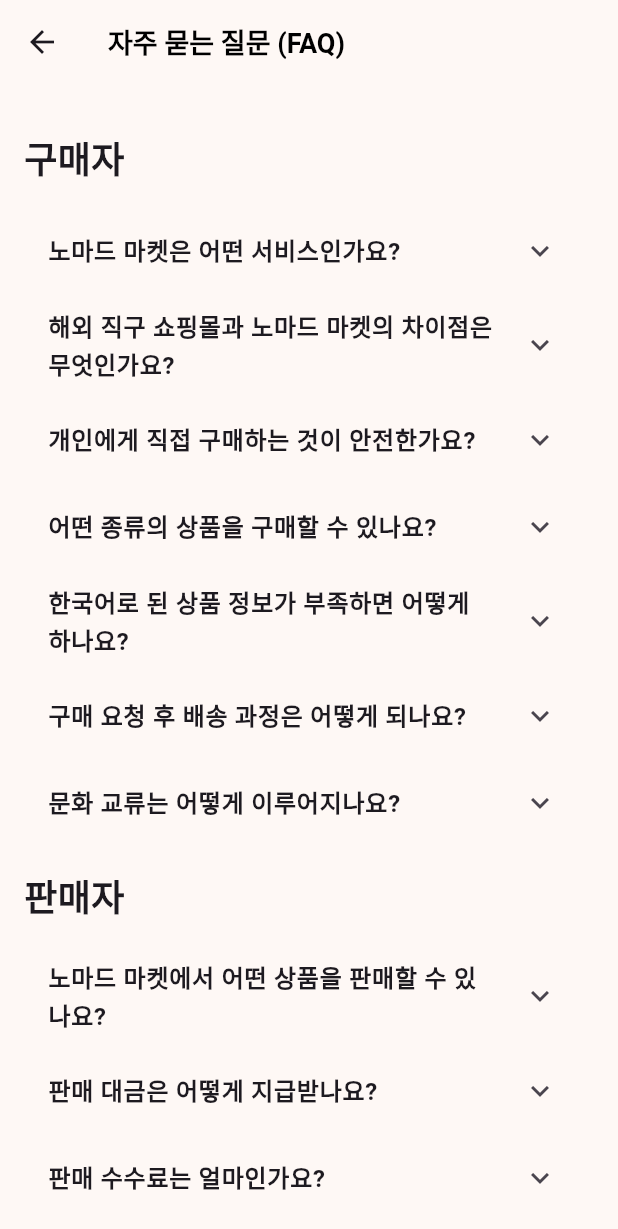
After one commit to oosuhada/flutter_nomad_market_v1.1, a Flutter app: the FAQPage screen opened directly, on a phone screen of 412 x 824 dp. The commit adds this screen. Shown: the top 1229 px of the screen. Run offline on Flutter 3.47's test engine with Material 3 defaults, Android fonts, the light colour scheme and no system bars; our stand-ins replace dio, flutter_riverpod, geolocator, image_picker; missing offline and left inert: flag, stomp_dart_client.

Commit message:
add FAQ and terms page

```diff
--- a/lib/ui/pages/home/_tab/my_tab/my_tab.dart
+++ b/lib/ui/pages/home/_tab/my_tab/my_tab.dart
@@ -2,11 +2,13 @@
 import 'package:flutter/material.dart';
 import 'package:flutter_market_app/ui/pages/home/_tab/my_tab/widgets/city_selection.dart';
 import 'package:flutter_market_app/ui/pages/home/_tab/my_tab/widgets/currency_setting.dart';
+import 'package:flutter_market_app/ui/pages/home/_tab/my_tab/widgets/frequently_asked_questions.dart';
 import 'package:flutter_market_app/ui/pages/home/_tab/my_tab/widgets/language_setting.dart';
 import 'package:flutter_market_app/ui/pages/home/_tab/my_tab/widgets/my_profile_box.dart';
 import 'package:flutter_market_app/ui/pages/home/_tab/my_tab/widgets/my_tab_app_bar.dart';
 import 'package:flutter_market_app/ui/pages/home/_tab/my_tab/widgets/purchase_history.dart';
 import 'package:flutter_market_app/ui/pages/home/_tab/my_tab/widgets/sales_history.dart';
+import 'package:flutter_market_app/ui/pages/home/_tab/my_tab/widgets/terms_and_policies.dart';
 import 'package:flutter_market_app/ui/pages/home/_tab/my_tab/widgets/transaction_account.dart';
 import 'package:flutter_market_app/ui/pages/home/_tab/my_tab/widgets/wishlist.dart';
 
@@ -77,12 +79,12 @@
               item(
                 context: context,
                 text: '자주 묻는 질문',
-                nextPage: WishListPage(),
+                nextPage: FAQPage(),
               ),
               item(
                 context: context,
                 text: '약관 및 정책',
-                nextPage: WishListPage(),
+                nextPage: TermsAndPoliciesPage(),
               ),
             ],
           ),
--- /dev/null
+++ b/lib/ui/pages/home/_tab/my_tab/widgets/frequently_asked_questions.dart
@@ -0,0 +1,109 @@
+import 'package:flutter/material.dart';
+
+class FAQPage extends StatelessWidget {
+  @override
+  Widget build(BuildContext context) {
+    return Scaffold(
+      appBar: AppBar(
+        title: Text('자주 묻는 질문 (FAQ)'),
+      ),
+      body: ListView(
+        padding: EdgeInsets.all(16),
+        children: [
+          _buildSection('구매자', [
+            _buildFAQItem(
+              '노마드 마켓은 어떤 서비스인가요?',
+              '노마드 마켓은 여행자와 구매자를 연결하는 글로벌 P2P 커머스 플랫폼입니다. 여행자가 해외에서 구매한 상품이나 직접 제작한 예술 작품을 국내 구매자에게 판매할 수 있도록 연결해줍니다.',
+            ),
+            _buildFAQItem(
+              '해외 직구 쇼핑몰과 노마드 마켓의 차이점은 무엇인가요?',
+              '해외 직구 쇼핑몰은 높은 배송비와 관세, 긴 배송 시간 등의 단점이 있습니다. 노마드 마켓은 여행자가 직접 상품을 배송하기 때문에 보다 저렴한 가격으로 상품을 구매하고 빠른 배송을 받을 수 있습니다. 또한, 해외 직구 쇼핑몰에서는 찾기 어든 한정판 상품이나 특정 국가/지역에서만 판매되는 상품을 구매할 수 있습니다.',
+            ),
+            _buildFAQItem(
+              '개인에게 직접 구매하는 것이 안전한가요?',
+              '노마드 마켓은 안전한 에스크로 결제 시스템과 판매자 신뢰도 평가 시스템을 통해 구매자를 보호합니다. 또한, 신원 확인 시스템을 통해 거래 파트너의 신원을 확인할 수 있습니다.',
+            ),
+            _buildFAQItem(
+              '어떤 종류의 상품을 구매할 수 있나요?',
+              '해외에서 구매 가능한 모든 상품을 구매할 수 있으며, 특히 국내에서 구하기 어려운 대형 신발 사이즈, 플러스 사이즈 의류, 특정 피부톤 및 헤어 타입에 맞는 상품, 해외 한정판 상품, K-뷰티 제품, 일본 피규어 등을 구매할 수 있습니다.',
+            ),
+            _buildFAQItem(
+              '한국어로 된 상품 정보가 부족하면 어떻게 하나요?',
+              '노마드 마켓은 자동 번역 기능을 제공하며, 실시간 채팅을 통해 판매자에게 직접 문의할 수 있습니다.',
+            ),
+            _buildFAQItem(
+              '구매 요청 후 배송 과정은 어떻게 되나요?',
+              '배송 추적 시스템을 통해 구매 요청 후 상품의 배송 현황을 실시간으로 확인할 수 있습니다.',
+            ),
+            _buildFAQItem(
+              '문화 교류는 어떻게 이루어지나요?',
+              '노마드 마켓은 단순한 상품 거래를 넘어 한국 문화를 중심으로 한 커뮤니티 구축을 목표로 합니다. 직접 구매 커뮤니티 참여 및 한국인과의 교류 기회를 제공합니다.',
+            ),
+          ]),
+          _buildSection('판매자', [
+            _buildFAQItem(
+              '노마드 마켓에서 어떤 상품을 판매할 수 있나요?',
+              '여행 중 구매한 상품뿐 아니라 개인적으로 제작한 예술 작품도 판매할 수 있습니다.',
+            ),
+            _buildFAQItem(
+              '판매 대금은 어떻게 지급받나요?',
+              '구매자가 결제를 완료하면 안전한 에스크로 시스템을 통해 대금이 보호되며, 상품 배송 후 판매자에게 지급됩니다.',
+            ),
+            _buildFAQItem(
+              '판매 수수료는 얼마인가요?',
+              '판매 금액의 5-7%를 수수료로 부과합니다.',
+            ),
+            _buildFAQItem(
+              '구매자가 상품 구매를 취소하거나 연락이 두절되면 어떻게 하나요?',
+              '노마드 마켓은 분쟁 해결 시스템을 통해 판매자의 권익을 보호합니다.',
+            ),
+            _buildFAQItem(
+              '상품을 홍보할 수 있는 방법이 있나요?',
+              '노마드 마켓 플랫폼 자체의 홍보 및 마케팅 효과를 통해 상품을 홍보할 수 있으며, 여행자 커뮤니티에 참여하여 정보를 공유하고 상품을 홍보할 수 있습니다.',
+            ),
+            _buildFAQItem(
+              '세금 관련 정보를 얻을 수 있나요?',
+              '관세/부가세 자동 계산 서비스 및 세금 안내를 제공합니다.',
+            ),
+            _buildFAQItem(
+              '해외 거주자도 판매자로 활동할 수 있나요?',
+              '네, 해외에 거주하는 유학생, 교민, 주재원 등 누구나 판매자로 활동할 수 있습니다.',
+            ),
+          ]),
+        ],
+      ),
+    );
+  }
+
+  Widget _buildSection(String title, List<Widget> items) {
+    return Column(
+      crossAxisAlignment: CrossAxisAlignment.start,
+      children: [
+        Padding(
+          padding: const EdgeInsets.symmetric(vertical: 16),
+          child: Text(
+            title,
+            style: TextStyle(fontSize: 24, fontWeight: FontWeight.bold),
+          ),
+        ),
+        ...items,
+      ],
+    );
+  }
+
+  Widget _buildFAQItem(String question, String answer) {
+    return ExpansionTile(
+      title: Text(
+        question,
+        style: TextStyle(fontWeight: FontWeight.w600),
+      ),
+      children: [
+        Padding(
+          padding: const EdgeInsets.all(16),
+          child: Text(answer),
+        ),
+        SizedBox(height: 5),
+      ],
+    );
+  }
+}
--- /dev/null
+++ b/lib/ui/pages/home/_tab/my_tab/widgets/terms_and_policies.dart
@@ -0,0 +1,83 @@
+import 'package:flutter/material.dart';
+
+class TermsAndPoliciesPage extends StatelessWidget {
+  @override
+  Widget build(BuildContext context) {
+    return Scaffold(
+      appBar: AppBar(
+        title: Text('린캔버스 노마드 마켓 약관 및 정책'),
+      ),
+      body: ListView(
+        padding: EdgeInsets.all(16),
+        children: [
+          buildSection('이용 약관', [
+            '제1조 (목적): 본 서비스는 전 세계 여행자와 구매자를 연결하는 글로벌 P2P 커머스 플랫폼으로, 안전하고 신뢰할 수 있는 거래 환경을 제공합니다.',
+            '제2조 (서비스 이용 계약): 회원가입 시 본 약관에 동의한 것으로 간주되며, 플랫폼의 서비스를 이용할 수 있습니다.',
+            '제3조 (회원 의무): 회원은 정확한 정보 제공, 타인의 권리 존중, 서비스 오남용 금지의 의무가 있습니다.',
+            '제4조 (서비스 이용 제한): 부적절한 행위, 사기, 사기성 거래 등에 대해 서비스 이용을 제한할 수 있습니다.',
+            '제5조 (책임 제한): 플랫폼은 회원 간 거래의 중개자로서, 상품의 실제 거래 및 품질에 대한 직접적인 책임을 지지 않습니다.',
+          ]),
+          buildSection('개인정보 처리방침', [
+            '제1조 (개인정보 수집): 서비스 이용을 위해 최소한의 개인정보를 수집하며, 회원의 동의 없이 제3자에게 제공하지 않습니다.',
+            '제2조 (수집 정보): 이름, 연락처, 이메일, 여행 정보, 거래 이력 등을 수집합니다.',
+            '제3조 (정보 이용 목적): 서비스 제공, 본인 확인, 거래 안전성 확보, 맞춤형 서비스 제공에 활용됩니다.',
+            '제4조 (정보 보호): 개인정보는 암호화되어 안전하게 관리되며, 서비스 제공 목적 달성 시 지체 없이 파기됩니다.',
+            '제5조 (정보 열람 및 정정): 회원은 언제든 자신의 개인정보를 열람하고 정정할 권리가 있습니다.',
+          ]),
+          buildSection('판매자 정책', [
+            '제1조 (판매자 자격): 신뢰할 수 있는 여행자, 해외 거주자, 현지 방문자 등이 판매자로 등록 가능합니다.',
+            '제2조 (상품 등록 기준): 합법적이고 안전한 상품만 등록 가능하며, 허위 정보 제공은 엄격히 금지됩니다.',
+            '제3조 (금지 품목): 불법 상품, 위조품, 규제 상품, 윤리에 어긋나는 상품의 판매는 금지됩니다.',
+            '제4조 (판매자 의무): 정확한 상품 정보 제공, 신속한 배송, 구매자와의 원활한 소통을 보장해야 합니다.',
+            '제5조 (수수료): 거래 금액의 5-7%의 플랫폼 수수료가 부과됩니다.',
+          ]),
+          buildSection('구매자 정책', [
+            '제1조 (구매 절차): 신뢰할 수 있는 여행자와의 매칭, 안전한 에스크로 결제 시스템을 통해 구매가 진행됩니다.',
+            '제2조 (결제 방법): 다양한 결제 수단 지원, 실시간 환율 반영, 안전한 결제 시스템을 제공합니다.',
+            '제3조 (배송 및 통관): 배송 추적 시스템, 통관/관세 자동 계산 서비스를 제공합니다.',
+            '제4조 (반품 및 환불): 상품 상태, 배송 문제에 따른 명확한 반품 및 환불 절차를 제공합니다.',
+            '제5조 (분쟁 해결): 공정하고 투명한 분쟁 해결 절차를 운영합니다.',
+          ]),
+          buildSection('커뮤니티 가이드라인', [
+            '제1조 (소통 원칙): 상호 존중, 문화적 차이 인정, 건설적이고 긍정적인 소통을 지향합니다.',
+            '제2조 (콘텐츠 기준): 혐오성, 차별적, 폭력적, 불쾌한 콘텐츠는 엄격히 금지됩니다.',
+            '제3조 (문화 교류): 진정성 있는 문화 교류와 상호 이해를 촉진하는 소통을 장려합니다.',
+            '제4조 (신고 및 제재): 부적절한 행동에 대한 명확한 신고 및 제재 절차를 운영합니다.',
+            '제5조 (지적재산권): 타인의 지적재산권을 존중하고 무단 사용을 금지합니다.',
+          ]),
+        ],
+      ),
+    );
+  }
+
+  Widget buildSection(String title, List<String> items) {
+    return Column(
+      crossAxisAlignment: CrossAxisAlignment.start,
+      children: [
+        Padding(
+          padding: const EdgeInsets.symmetric(vertical: 16),
+          child: Text(
+            title,
+            style: TextStyle(fontSize: 20, fontWeight: FontWeight.bold),
+          ),
+        ),
+        ...items.map((item) => buildItem(item)).toList(),
+        SizedBox(height: 16),
+      ],
+    );
+  }
+
+  Widget buildItem(String text) {
+    return Padding(
+      padding: const EdgeInsets.symmetric(vertical: 8),
+      child: Row(
+        crossAxisAlignment: CrossAxisAlignment.start,
+        children: [
+          Icon(Icons.circle, size: 8, color: Colors.grey),
+          SizedBox(width: 8),
+          Expanded(child: Text(text)),
+        ],
+      ),
+    );
+  }
+}
```
